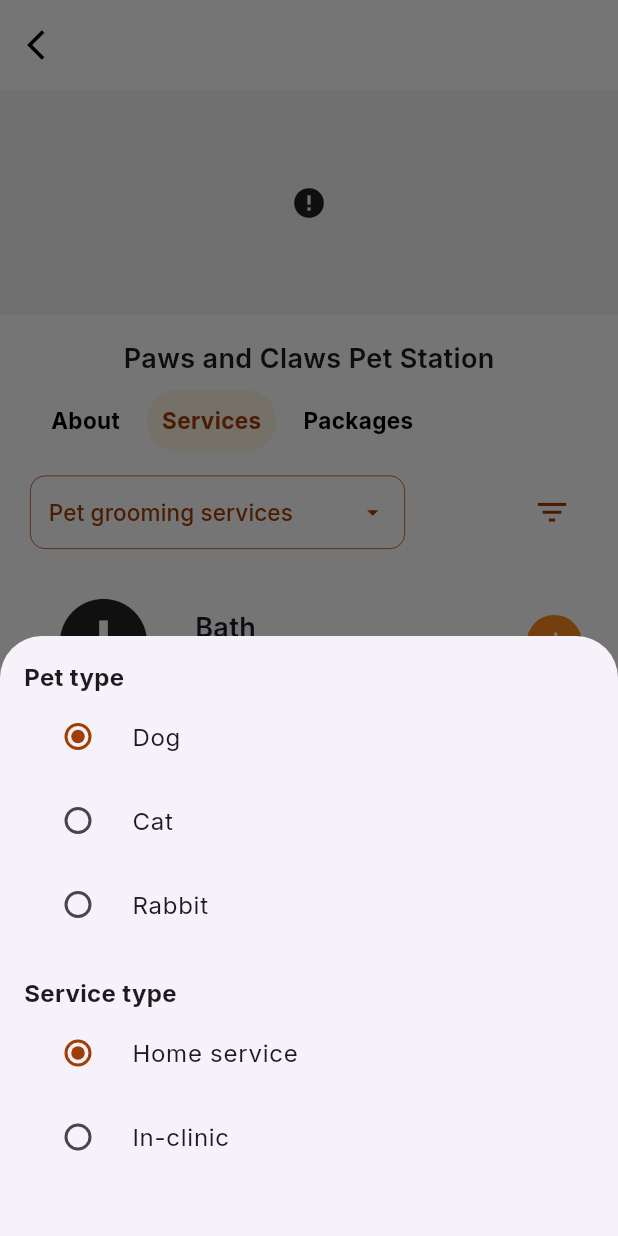
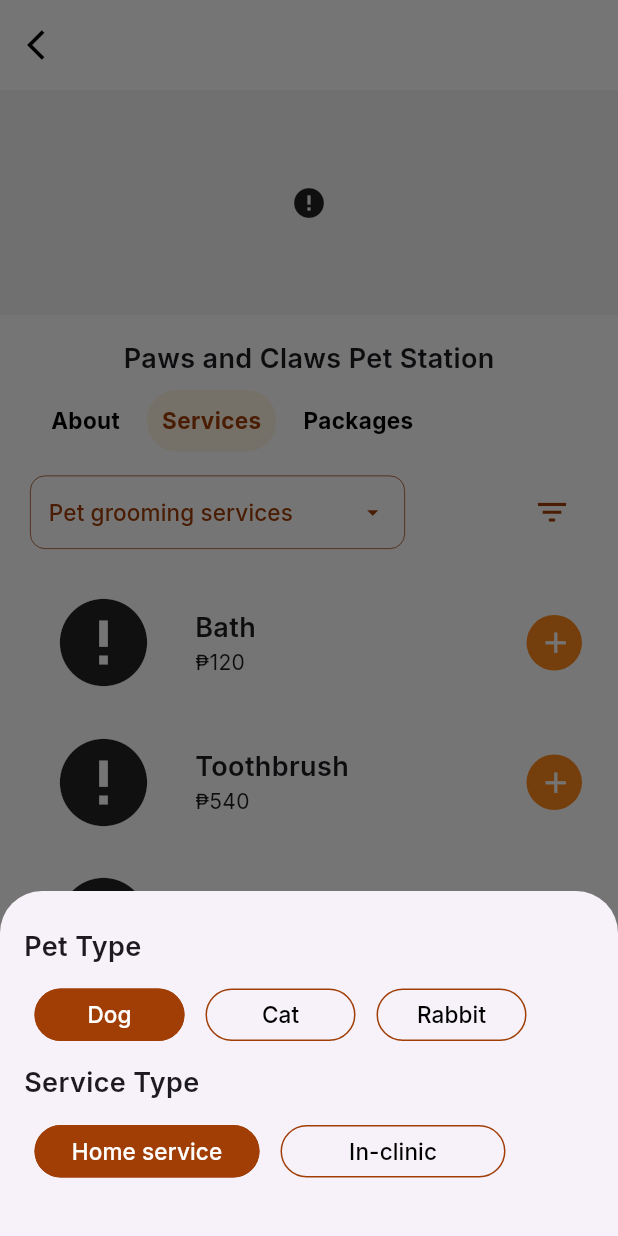
Before and after one commit to pamfurred-pet-owner/pamfurred, a Flutter app: the ServiceproviderProfileScreen screen opened directly with empty values, after a tap on "Services", after a tap on the "filter list" icon, on a phone screen of 412 x 824 dp. Run offline on Flutter 3.47's test engine with Material 3 defaults, Android fonts, the phone set to English and light mode, and no system bars; drawn by our look-alikes of custom_radio_grouped_button; our stand-ins replace badges, email_validator, flutter_map, flutter_otp_text_field, flutter_riverpod, geolocator and 7 more; network calls fail.

Commit message:
Replaced radio buttons with custom radio buttons in service provider profile screen

```diff
--- a/lib/screens/serviceprovider_profile.dart
+++ b/lib/screens/serviceprovider_profile.dart
@@ -1,3 +1,4 @@
+import 'package:custom_radio_grouped_button/custom_radio_grouped_button.dart';
 import 'package:flutter/cupertino.dart';
 import 'package:flutter/material.dart';
 import 'package:flutter_riverpod/flutter_riverpod.dart';
@@ -99,6 +100,9 @@ class _ServiceproviderProfileScreenState
             const SizedBox(height: secondarySizedBox),
             spDetailsHeader(Icons.pets, "Caters dogs, cats, bunnies"),
             const SizedBox(height: secondarySizedBox),
+            // Expanded(
+            //     child: ListView.builder(
+            //         itemCount: 2, itemBuilder: (context, index) {}))
           ],
         ),
       ),
@@ -174,37 +178,81 @@ class _ServiceproviderProfileScreenState
                         context: context,
                         builder: (BuildContext context) {
                           return Container(
-                            height: 400,
+                            height: 230,
                             padding: const EdgeInsets.all(16),
                             child: Column(
                               crossAxisAlignment: CrossAxisAlignment.start,
                               children: [
-                                // Pet type selection
-                                RadioGroup(
-                                  title: 'Pet type',
-                                  options: const ['Dog', 'Cat', 'Rabbit'],
-                                  selectedOption: ref.watch(
-                                      petTypeProvider), // Watching pet type provider
-                                  onChanged: (value) {
+                                const SizedBox(height: secondarySizedBox),
+                                customTitleText(context, 'Pet Type'),
+                                const SizedBox(height: secondarySizedBox),
+                                Row(
+                                  mainAxisAlignment: MainAxisAlignment.start,
+                                  children: [
+                                    CustomRadioButton(
+                                      buttonLables: const [
+                                        'Dog',
+                                        'Cat',
+                                        'Rabbit'
+                                      ],
+                                      buttonValues: const [
+                                        'Dog',
+                                        'Cat',
+                                        'Rabbit'
+                                      ],
+                                      radioButtonValue: (value) =>
+                                          // Updating pet type
+                                          {
                                         ref
                                             .read(petTypeProvider.notifier)
-                                        .updatePetType(
-                                            value!); // Updating pet type
+                                            .updatePetType(value)
                                       },
+                                      defaultSelected:
+                                          ref.watch(petTypeProvider),
+                                      selectedColor: primaryColor,
+                                      unSelectedColor: Colors.transparent,
+                                      elevation: 0,
+                                      enableShape: true,
+                                      buttonTextStyle: const ButtonTextStyle(
+                                          textStyle:
+                                              TextStyle(fontSize: regularText)),
                                     ),
-                                const SizedBox(height: 20),
-                                // Service type selection
-                                RadioGroup(
-                                  title: 'Service type',
-                                  options: const ['Home service', 'In-clinic'],
-                                  selectedOption: ref.watch(
-                                      serviceTypeProvider), // Watching service type provider
-                                  onChanged: (value) {
+                                  ],
+                                ),
+                                const SizedBox(height: secondarySizedBox),
+                                customTitleText(context, 'Service Type'),
+                                const SizedBox(height: secondarySizedBox),
+                                Row(
+                                  mainAxisAlignment: MainAxisAlignment.start,
+                                  children: [
+                                    CustomRadioButton(
+                                      buttonLables: const [
+                                        'Home service',
+                                        'In-clinic'
+                                      ],
+                                      buttonValues: const [
+                                        'Home service',
+                                        'In-clinic'
+                                      ],
+                                      radioButtonValue: (value) =>
+                                          // Updating service type
+                                          {
                                         ref
                                             .read(serviceTypeProvider.notifier)
-                                        .updateServiceType(
-                                            value!); // Updating service type
+                                            .updateServiceType(value)
                                       },
+                                      defaultSelected:
+                                          ref.watch(serviceTypeProvider),
+                                      selectedColor: primaryColor,
+                                      unSelectedColor: Colors.transparent,
+                                      elevation: 0,
+                                      enableShape: true,
+                                      buttonTextStyle: const ButtonTextStyle(
+                                          textStyle:
+                                              TextStyle(fontSize: regularText)),
+                                      width: 150,
+                                    ),
+                                  ],
                                 ),
                               ],
                             ),
@@ -223,10 +271,11 @@ class _ServiceproviderProfileScreenState
               const SizedBox(
                 height: tertiarySizedBox,
               ),
-              filteredServices.isEmpty? const Center(
+              filteredServices.isEmpty
+                  ? const Center(
                       child: Text("No services available"),
-              ) :
-              Expanded(
+                    )
+                  : Expanded(
                       child: ListView.builder(
                         itemCount: filteredServices.length,
                         itemBuilder: (context, index) {
@@ -241,16 +290,18 @@ class _ServiceproviderProfileScreenState
                             child: Row(
                               children: [
                                 ClipRRect(
-                            borderRadius:
-                                BorderRadius.circular(primaryBorderRadius),
+                                  borderRadius: BorderRadius.circular(
+                                      primaryBorderRadius),
                                   child: SizedBox(
                                     width: 90,
                                     height: 85,
                                     child: Image.network(
                                       service.image,
                                       fit: BoxFit.cover,
-                                errorBuilder: (context, error, stackTrace) {
-                                  return const Icon(Icons.error, size: 70);
+                                      errorBuilder:
+                                          (context, error, stackTrace) {
+                                        return const Icon(Icons.error,
+                                            size: 70);
                                       },
                                     ),
                                   ),
@@ -260,7 +311,8 @@ class _ServiceproviderProfileScreenState
                                         tertiarySizedBox), // Adjust spacing as needed
                                 Expanded(
                                   child: Column(
-                              crossAxisAlignment: CrossAxisAlignment.start,
+                                    crossAxisAlignment:
+                                        CrossAxisAlignment.start,
                                     children: [
                                       customTitleText(context, service.name),
                                       Text('₱${service.price}'),
--- a/pubspec.yaml
+++ b/pubspec.yaml
@@ -86,7 +86,10 @@ dependencies:
   # Riverpod
   flutter_riverpod: ^2.5.1
 
+  #Riverpod annotation
   riverpod_annotation: ^2.3.5
+
+  custom_radio_grouped_button: any
 
 dev_dependencies:
   flutter_test:
```
Also changed, not shown: pubspec.lock. Lines whose indentation alone changed are shown as unchanged.
